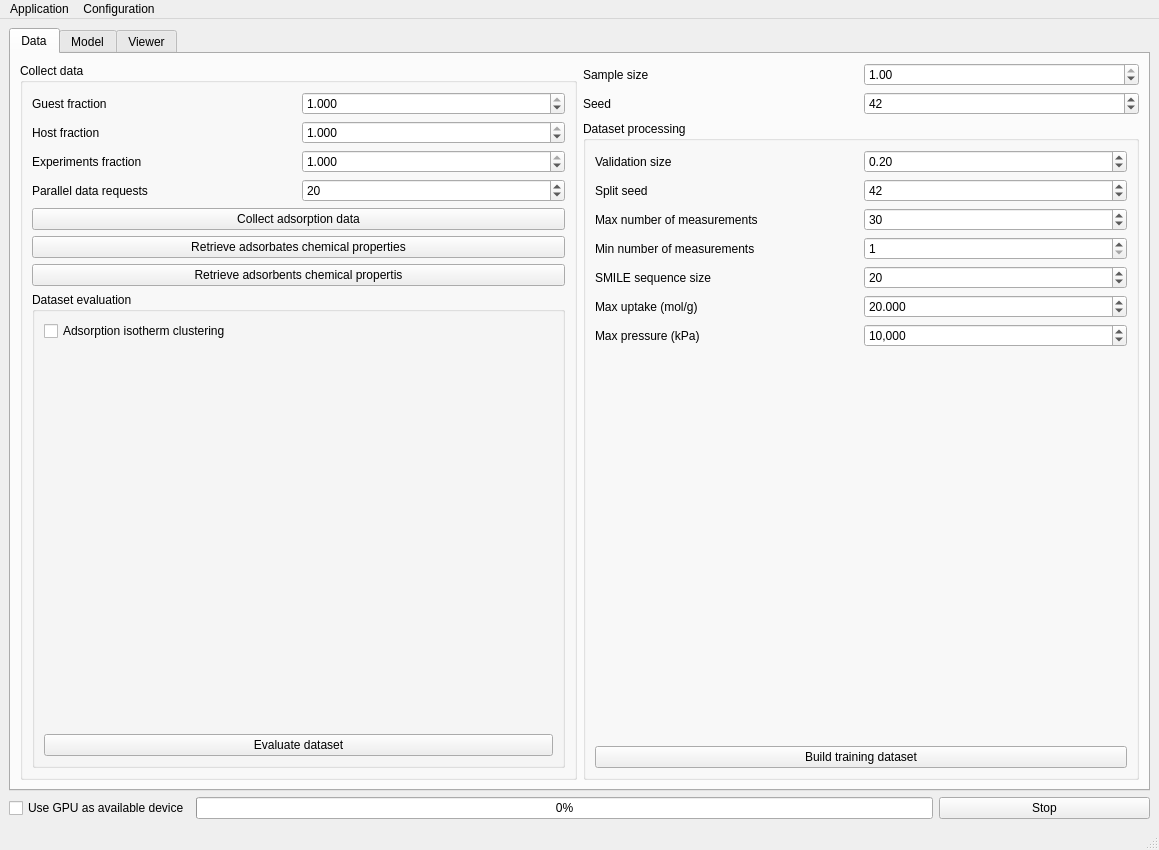
CTCycle/ADSMOD-Adsorption-Modeling, file NISTADS/app/assets/window_layout.ui: the form before one commit.
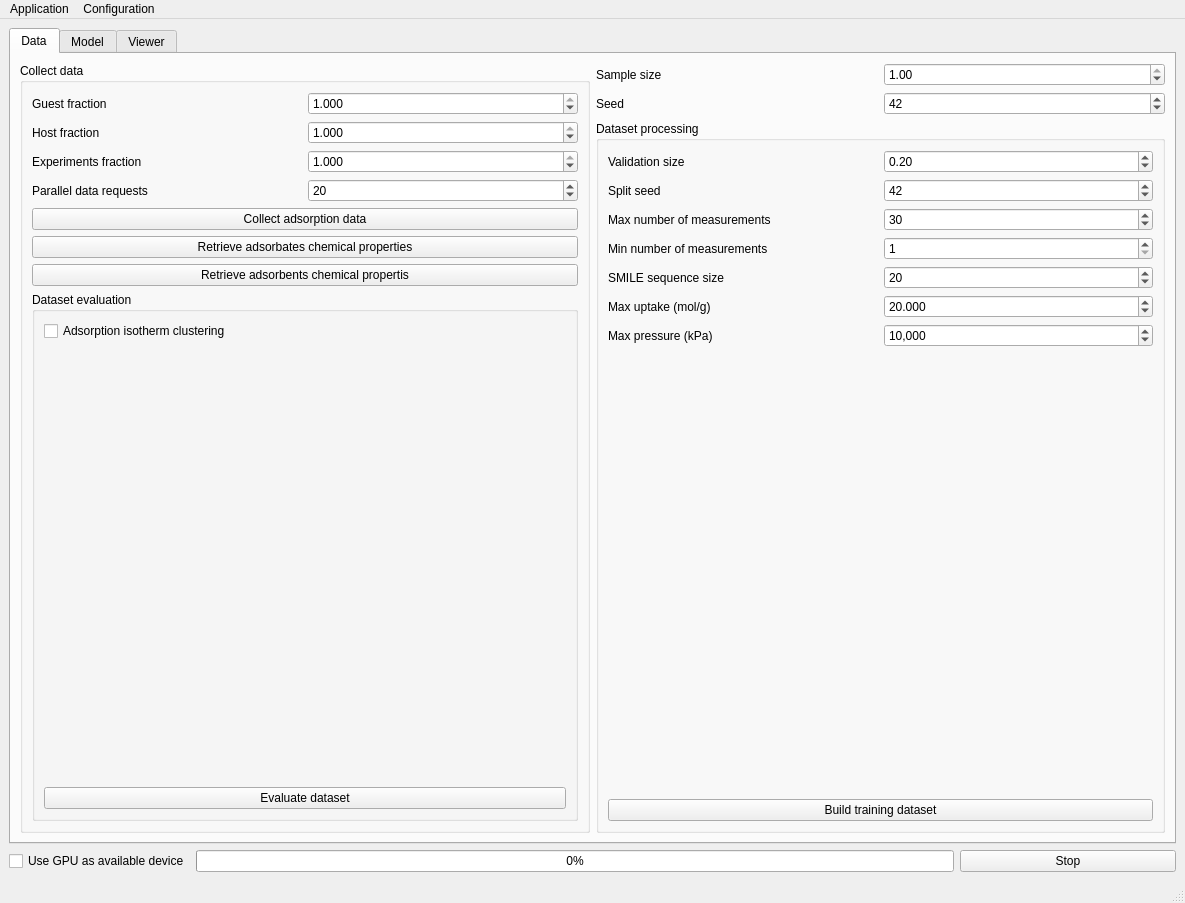
The form after the commit. The open tabs and pages were chosen to show the change.

```diff
--- a/NISTADS/app/assets/window_layout.ui
+++ b/NISTADS/app/assets/window_layout.ui
@@ -6,8 +6,8 @@
    <rect>
     <x>0</x>
     <y>0</y>
-    <width>1159</width>
-    <height>850</height>
+    <width>1185</width>
+    <height>903</height>
    </rect>
   </property>
   <property name="acceptDrops">
@@ -1276,7 +1276,7 @@
     <rect>
      <x>0</x>
      <y>0</y>
-     <width>1159</width>
+     <width>1185</width>
      <height>27</height>
     </rect>
    </property>
```
Left out of the diff: 2 changed lines with no effect on the pictures.
